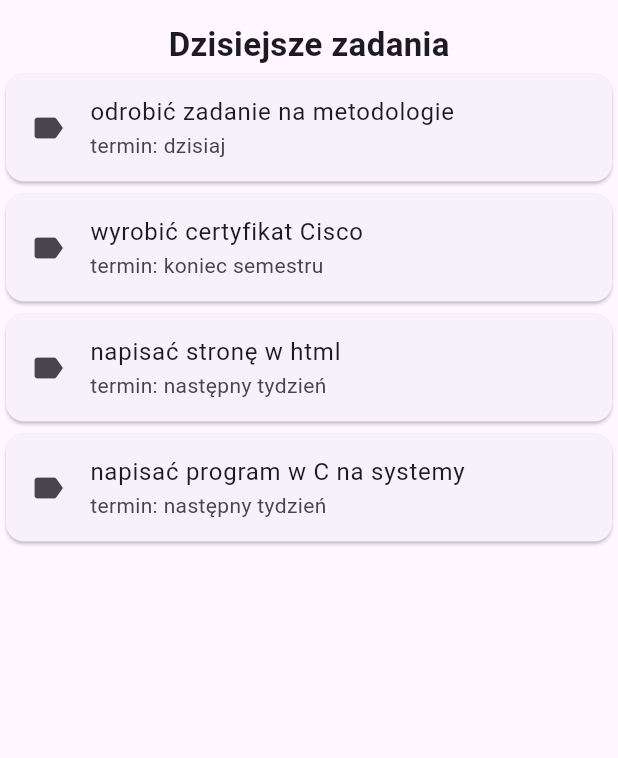
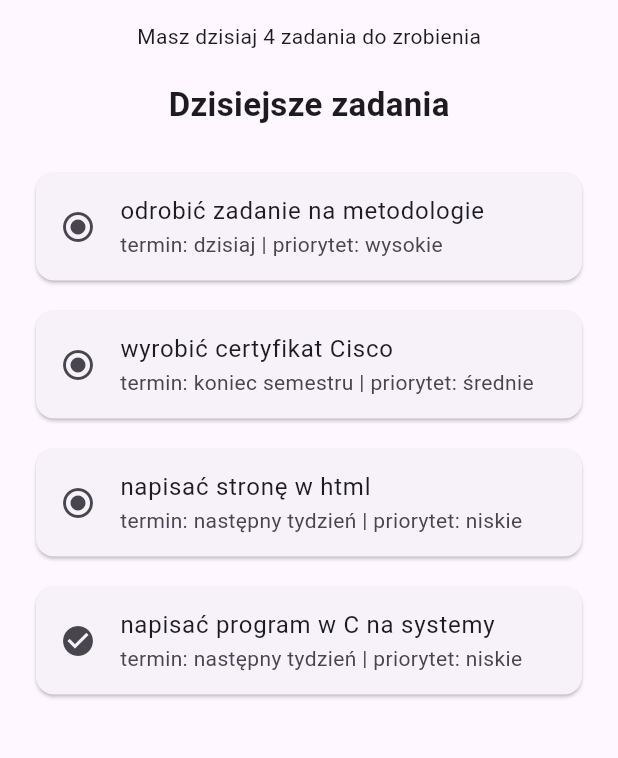
Before and after one commit to mattnotdev/krakflow_flutter, a Flutter app: the screen it shows after launch, on a phone screen of 412 x 824 dp, the part 63-821 px from its top. Run offline on Flutter 3.47's test engine with Material 3 defaults, Android fonts, the phone set to English and light mode, and no system bars.

Commit message:
lab_04 krakflow task list

```diff
--- a/lib/main.dart
+++ b/lib/main.dart
@@ -6,10 +6,30 @@ void main() {
 
 class MyApp extends StatelessWidget {
   List<Task> tasks = [
-    Task(title: "odrobić zadanie na metodologie", deadline: "dzisiaj"),
-    Task(title: "wyrobić certyfikat Cisco", deadline: "koniec semestru"),
-    Task(title: "napisać stronę w html", deadline: "następny tydzień"),
-    Task(title: "napisać program w C na systemy", deadline: "następny tydzień"),
+    Task(
+      title: "odrobić zadanie na metodologie",
+      deadline: "dzisiaj",
+      done:false,
+      priority: "wysokie"
+    ),
+    Task(
+      title: "wyrobić certyfikat Cisco",
+      deadline: "koniec semestru",
+      done: false,
+      priority: "średnie",
+    ),
+    Task(
+      title: "napisać stronę w html",
+      deadline: "następny tydzień",
+      done: false,
+      priority: "niskie",
+    ),
+    Task(
+      title: "napisać program w C na systemy",
+      deadline: "następny tydzień",
+      done: true,
+      priority: "niskie",
+    ),
   ];
 
   @override
@@ -20,12 +40,21 @@ class MyApp extends StatelessWidget {
         body: Center(
           child: Column(
             children: [
-              Text(
+              Column(
+                crossAxisAlignment: CrossAxisAlignment.start,
+                children: [
+                  Text("Masz dzisiaj ${tasks.length} zadania do zrobienia"),
+                ],
+              ),
+              Padding(
+                padding: EdgeInsets.all(20),
+                child: Text(
                   "Dzisiejsze zadania",
                   style: TextStyle(
                     fontSize: 22,
                     fontWeight: FontWeight.bold,
                   )
+                ),
               ),
               Expanded(
                 child: ListView.builder(
@@ -33,8 +62,8 @@ class MyApp extends StatelessWidget {
                   itemBuilder: (context, index) {
                     return TaskCard(
                       title: tasks[index].title,
-                      subtitle: "termin: ${tasks[index].deadline}",
-                      icon: Icons.label,
+                      subtitle: "termin: ${tasks[index].deadline} | priorytet: ${tasks[index].priority}",
+                      icon: tasks[index].done ? Icons.check_circle : Icons.radio_button_checked,
                     );
                   },
                 )
@@ -50,8 +79,15 @@ class MyApp extends StatelessWidget {
 class Task {
   final String title;
   final String deadline;
+  final bool done;
+  final String priority;
 
-  Task({required this.title, required this.deadline});
+  Task({
+    required this.title,
+    required this.deadline,
+    required this.done,
+    required this.priority,
+  });
 }
 
 class TaskCard extends StatelessWidget {
@@ -68,12 +104,15 @@ class TaskCard extends StatelessWidget {
 
   @override
   Widget build(BuildContext context) {
-    return Card(
+    return Padding(
+      padding: EdgeInsets.symmetric(vertical:6, horizontal:20),
+      child: Card(
         child: ListTile(
           leading: Icon(icon),
           title: Text(title),
           subtitle: Text(subtitle),
         ),
+      )
     );
   }
 }
```
Lines whose indentation alone changed are shown as unchanged.
